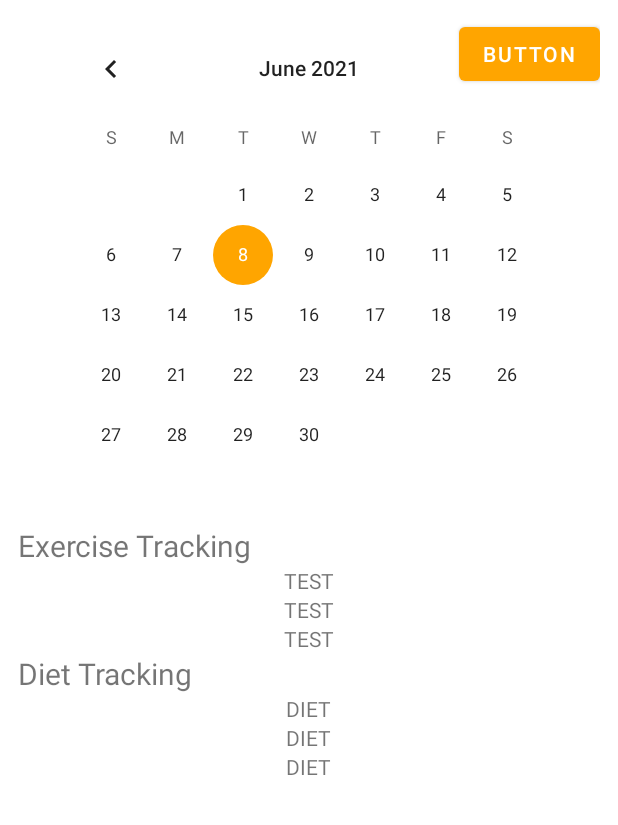
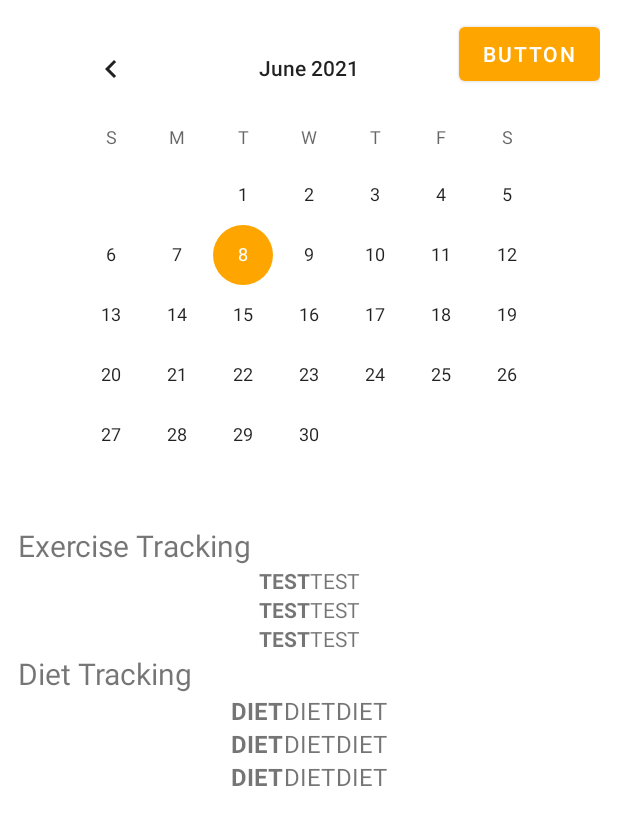
Before and after one commit to ss251/WeFit, an Android app: the layout fragment_calendar.xml on its own in the app's theme, with its tools: preview values and no code run, on a phone screen of 412 x 824 dp. Shown: the top 825 px of the screen. Run offline under Robolectric (Android 15) with nearby library versions, the phone set to English and light mode, and no system bars; network calls fail.

Commit message:
Add objects for ApplicationObject maps for activity and diets

```diff
--- a/app/src/main/java/edu/uw/ss251/wefit/WeFitApplication.kt
+++ b/app/src/main/java/edu/uw/ss251/wefit/WeFitApplication.kt
@@ -2,11 +2,15 @@ package edu.uw.ss251.wefit
 
 import android.app.Application
 import android.widget.Toast
+import edu.uw.ss251.wefit.model.ActivityObj
+import edu.uw.ss251.wefit.model.DietObj
 import edu.uw.ss251.wefit.repository.DataRepository
 
 class WeFitApplication: Application() {
 
 	lateinit var dataRepository: DataRepository
+	var dietMap : MutableMap<String, DietObj> = mutableMapOf()
+	var activityMap : MutableMap<String, ActivityObj> = mutableMapOf()
 
 	override fun onCreate() {
 		super.onCreate()
--- a/app/src/main/res/layout/item_activity.xml
+++ b/app/src/main/res/layout/item_activity.xml
@@ -8,5 +8,14 @@
         android:id="@+id/tvName"
         android:text="TEST"
         android:layout_width="wrap_content"
+        android:layout_weight="2"
+        android:textStyle="bold"
         android:layout_height="wrap_content"/>
+    <TextView
+        android:id="@+id/tvCalories"
+        android:text="TEST"
+        android:layout_width="wrap_content"
+        android:layout_weight="1"
+        android:layout_height="wrap_content"/>
+
 </LinearLayout>
--- a/app/src/main/res/layout/item_diet.xml
+++ b/app/src/main/res/layout/item_diet.xml
@@ -8,5 +8,22 @@
         android:id="@+id/tvName"
         android:text="DIET"
         android:layout_width="wrap_content"
+        android:textSize="16sp"
+        android:layout_weight="2"
+        android:textStyle="bold"
+        android:layout_height="wrap_content"/>
+    <TextView
+        android:id="@+id/tvAmount"
+        android:text="DIET"
+        android:layout_width="wrap_content"
+        android:textSize="16sp"
+        android:layout_weight="1"
+        android:layout_height="wrap_content"/>
+    <TextView
+        android:id="@+id/tvCalories"
+        android:text="DIET"
+        android:layout_width="wrap_content"
+        android:textSize="16sp"
+        android:layout_weight="1"
         android:layout_height="wrap_content"/>
 </LinearLayout>
```
Also changed, not shown: app/src/main/java/edu/uw/ss251/wefit/model/ActivityObj.kt (added, +11 -0 lines), app/src/main/java/edu/uw/ss251/wefit/model/DietObj.kt (added, +12 -0 lines).
